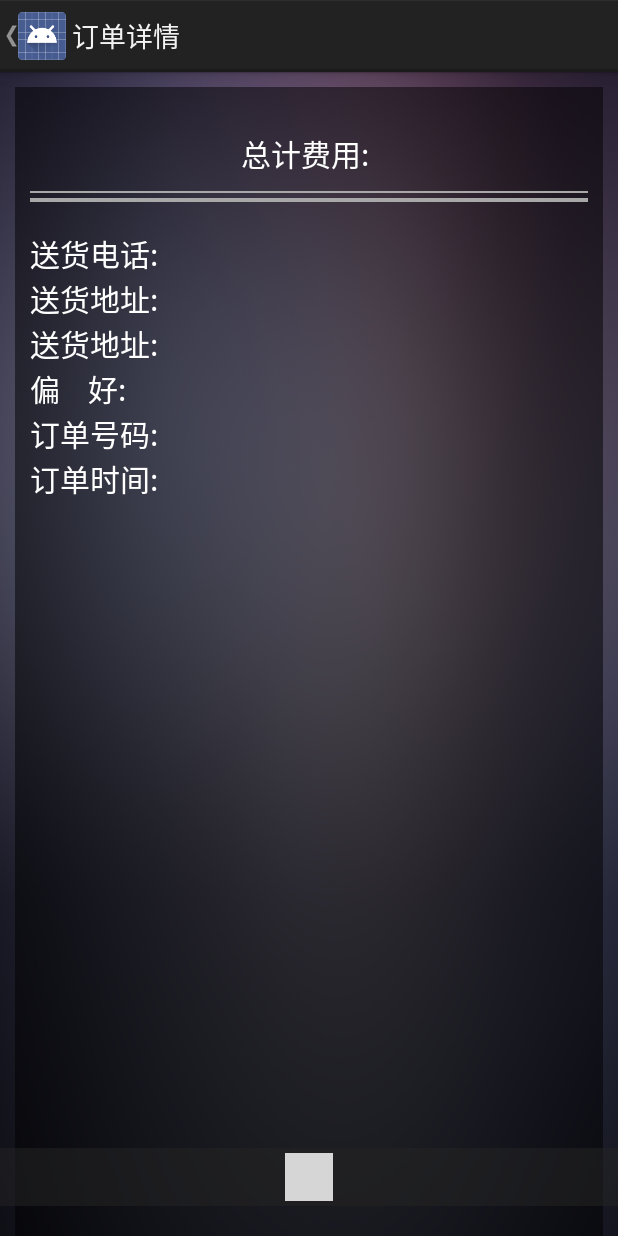
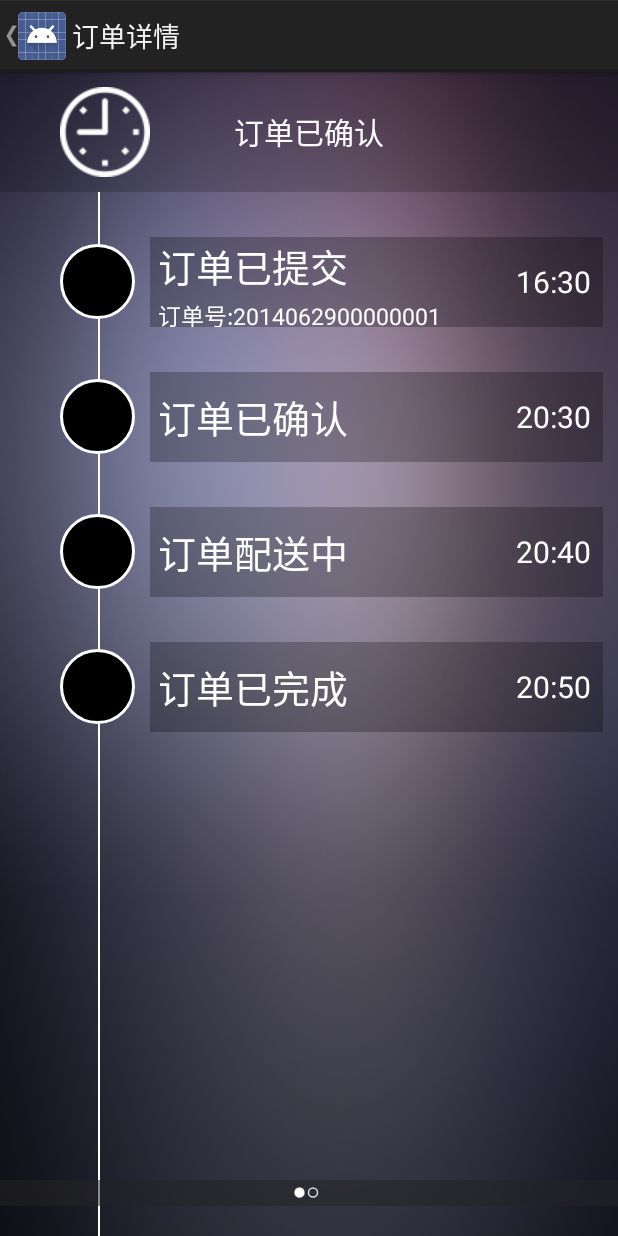
Before and after one commit to dengn/YabbyHouse, an Android app: the CurrentOrderActivity screen opened directly, with no data from a screen before it, on a phone screen of 412 x 824 dp. Run offline under Robolectric (Android 15) with nearby library versions, the phone set to English and light mode, and no system bars; our stand-ins replace CircleImageView; 13 statements that could not run were skipped; grey boxes are pictures that could not be loaded.

Commit message:
Finish the UI of the order status page

```diff
--- a/melbourneStore/src/main/java/com/melbournestore/activities/CurrentOrderActivity.java
+++ b/melbourneStore/src/main/java/com/melbournestore/activities/CurrentOrderActivity.java
@@ -77,19 +77,7 @@ public class CurrentOrderActivity extends Activity implements View.OnTouchListen
         List<View> views = new ArrayList<View>();
 
 
-        //current_order_info = (TextView) findViewById(R.id.order_submitted_info1);
 
-//        submitted_totalprice = (TextView) findViewById(R.id.submitted_totalprice);
-//        submitted_delivery_number = (TextView) findViewById(R.id.submitted_delivery_number);
-//        submitted_delivery_address = (TextView) findViewById(R.id.submitted_delivery_address);
-//        submitted_delivery_time = (TextView) findViewById(R.id.submitted_delivery_time);
-//        submitted_preference = (TextView) findViewById(R.id.submitted_preference);
-//        submitted_ordernumber = (TextView) findViewById(R.id.submitted_ordernumber);
-//        submitted_ordertime = (TextView) findViewById(R.id.submitted_ordertime);
-        View view = LayoutInflater.from(this).inflate(
-                R.layout.order_submitted_layout, null);
-
-        views.add(view);
 
 
         String order_info = "";
@@ -101,6 +89,13 @@ public class CurrentOrderActivity extends Activity implements View.OnTouchListen
         Gson gson = new Gson();
         User[] users = gson.fromJson(users_string, User[].class);
         User activeUser = users[MelbourneUtils.getActiveUser(users)];
+
+
+        // TODO
+        View view = LayoutInflater.from(this).inflate(
+                R.layout.current_order_process_layout, null);
+
+        views.add(view);
 
 
         views.add(getCurrentOrderStatusView(activeUser, position));
@@ -126,91 +121,7 @@ public class CurrentOrderActivity extends Activity implements View.OnTouchListen
         }
 
 
-//        Order_user order = activeUser.getOrders()[position];
-//
-//        Plate[] plates = order.getPlates();
-//
-//        LinearLayout submitted_items_list = (LinearLayout) findViewById(R.id.submitted_items_list);
-//
-//
-//        int currentshop = -1;
-//
-//        for (int i = 0; i < plates.length; i++) {
-//            //order_info += DataResourceUtils.shopItems[plates[i].getShopId()] + "\n";
-//            //order_info += plates[i].getName() + " " + String.valueOf(plates[i].getNumber()) + "份  $" + String.valueOf(plates[i].getNumber() * plates[i].getPrice()) + "\n";
-//
-//            if (currentshop != plates[i].getShopId()) {
-//
-//                currentshop = plates[i].getShopId();
-//
-//                TextView shop_view = new TextView(this);
-//                shop_view.setTextColor(Color.WHITE);
-//                shop_view.setTextSize(20);
-//                shop_view.setTypeface(null, Typeface.BOLD);
-//                shop_view.setText(DataResourceUtils.shopItems[plates[i].getShopId()]);
-//                submitted_items_list.addView(shop_view);
-//
-//
-//                View whitebar_view = LayoutInflater.from(this).inflate(R.layout.textview_whitebar, null);
-//                submitted_items_list.addView(whitebar_view);
-//
-//            }
-//            //add view for each plate item
-//
-//            View item_view = LayoutInflater.from(this).inflate(R.layout.submitted_item, null);
-//            TextView submitted_item_name = (TextView) item_view.findViewById(R.id.submitted_item_name);
-//            TextView submitted_item_number = (TextView) item_view.findViewById(R.id.submitted_item_number);
-//            TextView submitted_item_price = (TextView) item_view.findViewById(R.id.submitted_item_price);
-//            submitted_item_name.setText(plates[i].getName());
-//            submitted_item_number.setText(String.valueOf(plates[i].getNumber()) + "份");
-//            submitted_item_price.setText("$ " + String.valueOf(plates[i].getNumber() * plates[i].getPrice()));
-//            submitted_items_list.addView(item_view);
-//
-//
-//        }
-//
-//        //add view for other cost
-//
-//        TextView other_view = new TextView(this);
-//        other_view.setTextColor(Color.WHITE);
-//        other_view.setTextSize(20);
-//        other_view.setTypeface(null, Typeface.BOLD);
-//        other_view.setText("其他");
-//        submitted_items_list.addView(other_view);
-//
-//        View whitebar_view = LayoutInflater.from(this).inflate(R.layout.textview_whitebar, null);
-//        submitted_items_list.addView(whitebar_view);
-//
-//        View delivery_fee_view = LayoutInflater.from(this).inflate(R.layout.submitted_item, null);
-//        TextView submitted_item_name = (TextView) delivery_fee_view.findViewById(R.id.submitted_item_name);
-//        TextView submitted_item_price = (TextView) delivery_fee_view.findViewById(R.id.submitted_item_price);
-//
-//        submitted_item_name.setText("派送费");
-//        submitted_item_price.setText("$ " + String.valueOf(order.getDeliveryFee()));
-//        submitted_items_list.addView(delivery_fee_view);
 
-
-//        order_info += "其他\n";
-//        order_info += "派送费" + String.valueOf(order.getDeliveryFee()) + "\n";
-//
-//        order_info += "总计费用: $" + String.valueOf(MelbourneUtils.sum_price_all(plates) + order.getDeliveryFee() + "\n");
-//
-//        order_info += "送货电话: " + activeUser.getPhoneNumber() + "\n";
-//        order_info += "送货地址: " + MelbourneUtils.getCompleteAddress(activeUser) + "\n";
-//        order_info += "送货时间: " + order.getDeliveryTime() + "\n";
-//        order_info += "偏好: " + order.getRemark() + "\n";
-//        order_info += "订单号码: \n";
-//        order_info += "订单时间: " + order.getCreateTime() + "\n";
-
-//        current_order_info.setText(order_info);
-//
-//        submitted_totalprice.setText("总计费用: $" + String.valueOf(MelbourneUtils.sum_price_all(plates) + order.getDeliveryFee()));
-//        submitted_delivery_number.setText("送货电话: " + activeUser.getPhoneNumber());
-//        submitted_delivery_address.setText("送货地址: " + MelbourneUtils.getCompleteAddress(activeUser));
-//        submitted_delivery_time.setText("送货时间: " + order.getDeliveryTime());
-//        submitted_preference.setText("偏   好: " + order.getRemark());
-//        submitted_ordernumber.setText("订单号码: " + order.getCreateTime());
-//        submitted_ordertime.setText("订单时间: " + order.getCreateTime());
 
     }
 
@@ -359,7 +270,13 @@ public class CurrentOrderActivity extends Activity implements View.OnTouchListen
         @Override
         public void onPageSelected(int arg0) {
             currentIndex = arg0;
+            if(currentIndex==0){
+                getActionBar().setTitle("订单流程");
+            }else if(currentIndex==1){
+                getActionBar().setTitle("订单详情");
+            }
         }
+
 
     }
 
--- a/melbourneStore/src/main/res/drawable/circle.xml
+++ b/melbourneStore/src/main/res/drawable/circle.xml
@@ -5,5 +5,5 @@
     <stroke
         android:width="2dip"
         android:color="@color/white" />
-    <solid android:color="#20000000" />
+    <solid android:color="@color/black" />
 </shape>
--- a/melbourneStore/src/main/res/drawable/circle_bg.xml
+++ b/melbourneStore/src/main/res/drawable/circle_bg.xml
@@ -9,4 +9,12 @@
         android:bottomRightRadius="30dp"
         android:topLeftRadius="30dp"
         android:topRightRadius="30dp" />
+    <stroke
+        android:width="2dip"
+        android:color="@color/white" />
+    <corners
+        android:bottomLeftRadius="40dp"
+        android:bottomRightRadius="40dp"
+        android:topLeftRadius="40dp"
+        android:topRightRadius="40dp" />
 </shape>
--- a/melbourneStore/src/main/res/layout/current_order_layout.xml
+++ b/melbourneStore/src/main/res/layout/current_order_layout.xml
@@ -23,12 +23,12 @@
             android:gravity="center"
             android:padding="3dip">
 
-            <com.example.pagerdemo.CirclePageIndicator
+            <com.melbournestore.ui.CirclePageIndicator
                 android:id="@+id/page_indicator"
                 android:layout_width="wrap_content"
                 android:layout_height="wrap_content"
                 android:layout_gravity="center_horizontal|bottom"
-                android:padding="2dip"></com.example.pagerdemo.CirclePageIndicator>
+                android:padding="2dip"></com.melbournestore.ui.CirclePageIndicator>
         </LinearLayout>
     </FrameLayout>
 
--- /dev/null
+++ b/melbourneStore/src/main/res/layout/current_order_process_layout.xml
@@ -0,0 +1,274 @@
+<?xml version="1.0" encoding="utf-8"?>
+
+<FrameLayout xmlns:android="http://schemas.android.com/apk/res/android"
+    android:layout_height="match_parent"
+    android:layout_width="match_parent"
+    android:background="@drawable/sidebar_bg">
+
+    <View
+        android:layout_width="1dp"
+        android:layout_height="fill_parent"
+        android:layout_marginTop="80dp"
+        android:layout_marginLeft="65dp"
+        android:background="#FFFFFF" />
+
+    <LinearLayout
+        android:layout_width="match_parent"
+        android:layout_height="match_parent"
+
+        android:orientation="vertical">
+
+
+        <RelativeLayout
+            android:id="@+id/shopping_bottom_layout"
+            android:layout_width="match_parent"
+            android:layout_height="80dp"
+            android:layout_alignParentTop="true"
+            android:background="#30000000">
+            <!-- This will be your overlay so here you can add your login button ect -->
+            <ImageView
+                android:layout_width="wrap_content"
+                android:layout_height="wrap_content"
+                android:layout_centerVertical="true"
+                android:layout_marginLeft="40dp"
+                android:gravity="center"
+                android:src="@drawable/other_icon_clock" />
+
+            <TextView
+                android:id="@+id/price_total"
+                android:layout_width="wrap_content"
+                android:layout_height="wrap_content"
+                android:layout_centerInParent="true"
+                android:layout_marginLeft="10dp"
+                android:layout_marginTop="5dp"
+                android:gravity="center"
+                android:text="订单已确认"
+                android:textColor="@color/white"
+                android:textSize="20sp" />
+
+        </RelativeLayout>
+
+        <LinearLayout
+            android:layout_width="match_parent"
+            android:layout_height="80dp"
+            android:layout_marginTop="20dp"
+            android:orientation="horizontal">
+
+
+            <ImageView
+                android:layout_width="50dp"
+                android:layout_height="50dp"
+                android:layout_gravity="center_vertical"
+                android:layout_marginLeft="40dp"
+                android:background="@drawable/circle" />
+
+            <LinearLayout
+                android:layout_width="match_parent"
+                android:layout_height="match_parent"
+                android:layout_marginBottom="10dp"
+                android:layout_marginLeft="10dp"
+                android:layout_marginRight="10dp"
+                android:layout_marginTop="10dp"
+                android:background="#40000000"
+                android:orientation="horizontal">
+
+                <LinearLayout
+                    android:layout_width="wrap_content"
+                    android:layout_height="wrap_content"
+                    android:layout_gravity="center_vertical"
+                    android:layout_marginLeft="5dp"
+                    android:orientation="vertical">
+
+                    <TextView
+                        android:layout_width="wrap_content"
+                        android:layout_height="wrap_content"
+                        android:text="订单已提交"
+                        android:textColor="@color/white"
+                        android:textSize="25sp" />
+
+                    <TextView
+                        android:layout_width="wrap_content"
+                        android:layout_height="wrap_content"
+                        android:layout_marginTop="2dp"
+                        android:text="订单号:2014062900000001"
+                        android:textColor="@color/white"
+                        android:textSize="15sp" />
+                </LinearLayout>
+
+                <TextView
+                    android:layout_width="match_parent"
+                    android:layout_height="wrap_content"
+                    android:layout_gravity="center_vertical"
+                    android:layout_marginRight="8dp"
+                    android:gravity="right"
+                    android:text="16:30"
+                    android:textColor="@color/white"
+                    android:textSize="20sp" />
+
+            </LinearLayout>
+
+
+        </LinearLayout>
+
+        <LinearLayout
+            android:layout_width="match_parent"
+            android:layout_height="80dp"
+            android:layout_marginTop="10dp"
+            android:orientation="horizontal">
+
+            <ImageView
+                android:layout_width="50dp"
+                android:layout_height="50dp"
+                android:layout_gravity="center_vertical"
+                android:layout_marginLeft="40dp"
+                android:background="@drawable/circle" />
+
+            <LinearLayout
+                android:layout_width="match_parent"
+                android:layout_height="match_parent"
+                android:layout_marginBottom="10dp"
+                android:layout_marginLeft="10dp"
+                android:layout_marginRight="10dp"
+                android:layout_marginTop="10dp"
+                android:background="#40000000"
+                android:orientation="horizontal">
+
+                <LinearLayout
+                    android:layout_width="wrap_content"
+                    android:layout_height="wrap_content"
+                    android:layout_gravity="center_vertical"
+                    android:layout_marginLeft="5dp"
+                    android:orientation="vertical">
+
+                    <TextView
+                        android:layout_width="wrap_content"
+                        android:layout_height="wrap_content"
+                        android:text="订单已确认"
+                        android:textColor="@color/white"
+                        android:textSize="25sp" />
+                </LinearLayout>
+
+                <TextView
+                    android:layout_width="match_parent"
+                    android:layout_height="wrap_content"
+                    android:layout_gravity="center_vertical"
+                    android:layout_marginRight="8dp"
+                    android:gravity="right"
+                    android:text="20:30"
+                    android:textColor="@color/white"
+                    android:textSize="20sp" />
+
+            </LinearLayout>
+
+
+        </LinearLayout>
+
+        <LinearLayout
+            android:layout_width="match_parent"
+            android:layout_height="80dp"
+            android:layout_marginTop="10dp"
+            android:orientation="horizontal">
+
+            <ImageView
+                android:layout_width="50dp"
+                android:layout_height="50dp"
+                android:layout_gravity="center_vertical"
+                android:layout_marginLeft="40dp"
+                android:background="@drawable/circle" />
+
+            <LinearLayout
+                android:layout_width="match_parent"
+                android:layout_height="match_parent"
+                android:layout_marginBottom="10dp"
+                android:layout_marginLeft="10dp"
+                android:layout_marginRight="10dp"
+                android:layout_marginTop="10dp"
+                android:background="#40000000"
+                android:orientation="horizontal">
+
+                <LinearLayout
+                    android:layout_width="wrap_content"
+                    android:layout_height="wrap_content"
+                    android:layout_gravity="center_vertical"
+                    android:layout_marginLeft="5dp"
+                    android:orientation="vertical">
+
+                    <TextView
+                        android:layout_width="wrap_content"
+                        android:layout_height="wrap_content"
+                        android:text="订单配送中"
+                        android:textColor="@color/white"
+                        android:textSize="25sp" />
+                </LinearLayout>
+
+                <TextView
+                    android:layout_width="match_parent"
+                    android:layout_height="wrap_content"
+                    android:layout_gravity="center_vertical"
+                    android:layout_marginRight="8dp"
+                    android:gravity="right"
+                    android:text="20:40"
+                    android:textColor="@color/white"
+                    android:textSize="20sp" />
+
+            </LinearLayout>
+
+
+        </LinearLayout>
+
+        <LinearLayout
+            android:layout_width="match_parent"
+            android:layout_height="80dp"
+            android:layout_marginTop="10dp"
+            android:orientation="horizontal">
+
+            <ImageView
+                android:layout_width="50dp"
+                android:layout_height="50dp"
+                android:layout_gravity="center_vertical"
+                android:layout_marginLeft="40dp"
+                android:background="@drawable/circle" />
+
+            <LinearLayout
+                android:layout_width="match_parent"
+                android:layout_height="match_parent"
+                android:layout_marginBottom="10dp"
+                android:layout_marginLeft="10dp"
+                android:layout_marginRight="10dp"
+                android:layout_marginTop="10dp"
+                android:background="#40000000"
+                android:orientation="horizontal">
+
+                <LinearLayout
+                    android:layout_width="wrap_content"
+                    android:layout_height="wrap_content"
+                    android:layout_gravity="center_vertical"
+                    android:layout_marginLeft="5dp"
+                    android:orientation="vertical">
+
+                    <TextView
+                        android:layout_width="wrap_content"
+                        android:layout_height="wrap_content"
+                        android:text="订单已完成"
+                        android:textColor="@color/white"
+                        android:textSize="25sp" />
+                </LinearLayout>
+
+                <TextView
+                    android:layout_width="match_parent"
+                    android:layout_height="wrap_content"
+                    android:layout_gravity="center_vertical"
+                    android:layout_marginRight="8dp"
+                    android:gravity="right"
+                    android:text="20:50"
+                    android:textColor="@color/white"
+                    android:textSize="20sp" />
+
+            </LinearLayout>
+
+
+        </LinearLayout>
+
+
+    </LinearLayout>
+</FrameLayout>
```
Also changed, not shown: melbourneStore/src/main/res/drawable/other_icon_clock.png (added).
